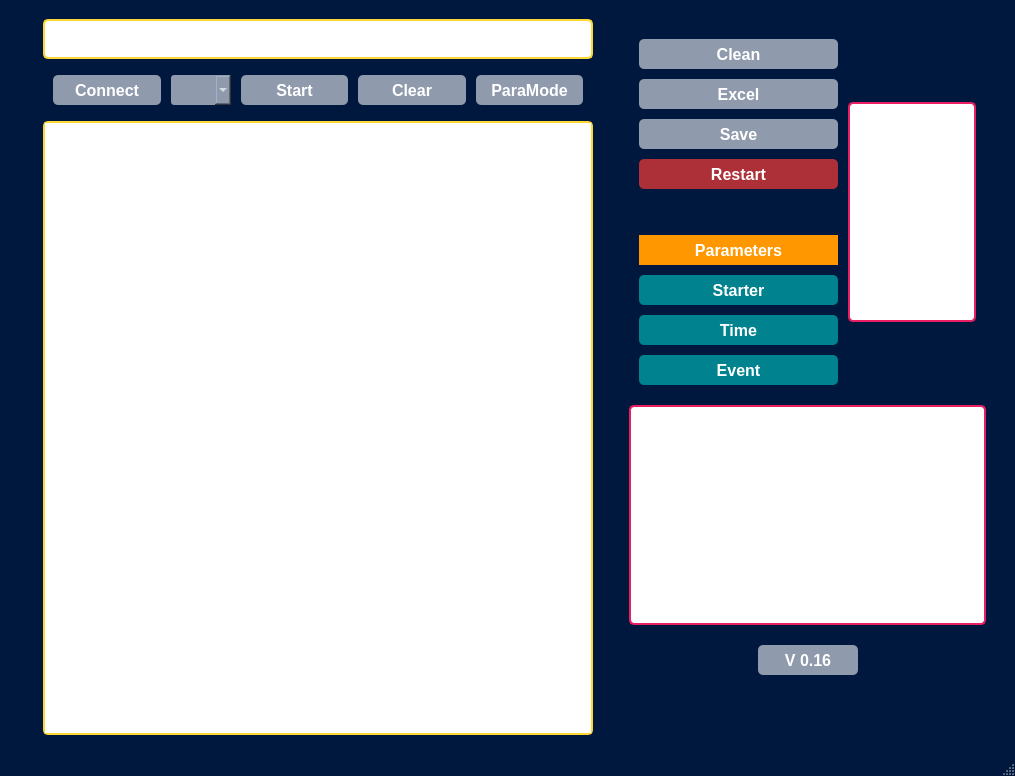
First picture: the form in lunch.ui, repository ahmadasmandar/fis_gui, before the edit.
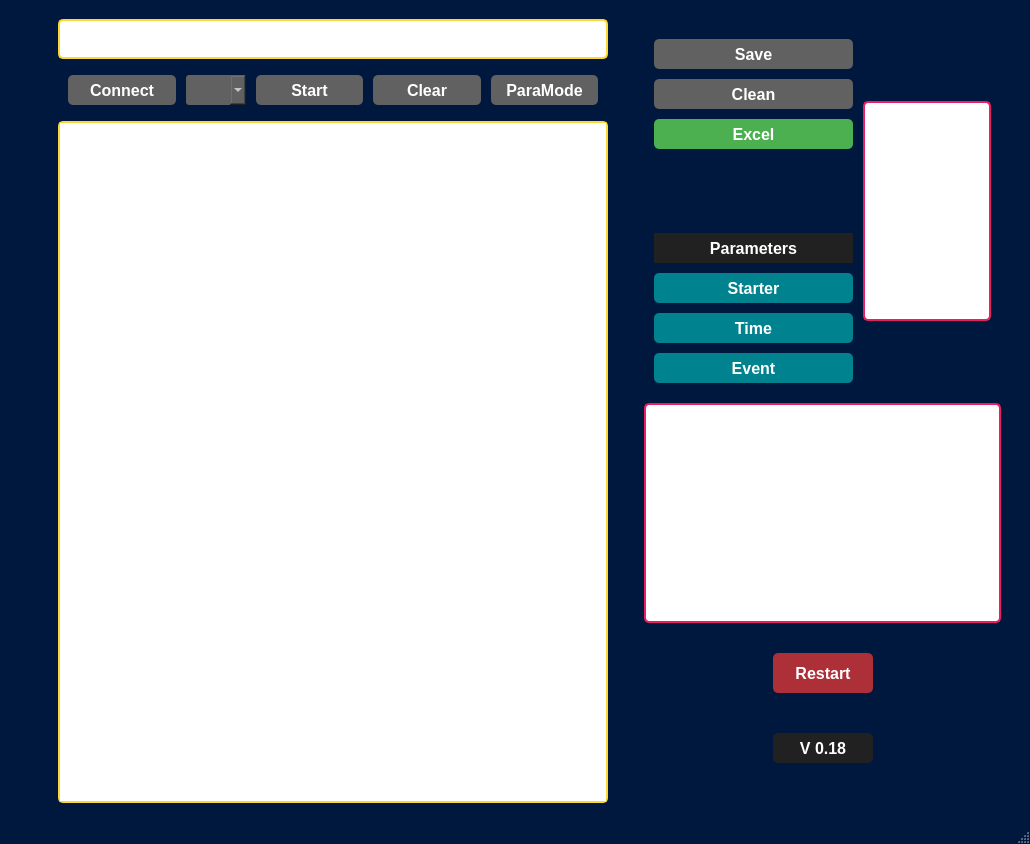
Second picture: the form after the edit. Icons and pictures are not drawn.

Commit message: fix save file, excel optional dirs, update gui

The edit to the form file:
```diff
--- a/lunch.ui
+++ b/lunch.ui
@@ -6,10 +6,16 @@
    <rect>
     <x>0</x>
     <y>0</y>
-    <width>1015</width>
-    <height>776</height>
+    <width>1030</width>
+    <height>844</height>
    </rect>
   </property>
+  <property name="minimumSize">
+   <size>
+    <width>600</width>
+    <height>800</height>
+   </size>
+  </property>
   <property name="windowTitle">
    <string>MainWindow</string>
   </property>
@@ -126,7 +132,7 @@
           <property name="styleSheet">
            <string notr="true">QPushButton{
   border-radius: 5px;
-  background-color: #8f9bad;
+  background-color: #616161;
   color: white;
 }
 </string>
@@ -156,7 +162,7 @@
           <property name="styleSheet">
            <string notr="true">QComboBox{
   border-radius:3px;
-  background-color: #8f9bad; /* Green */
+  background-color: #616161;
   color: white;
 }</string>
           </property>
@@ -187,7 +193,7 @@
           <property name="styleSheet">
            <string notr="true">QPushButton{
   border-radius: 5px;
-  background-color: #8f9bad;
+  background-color: #616161;
   color: white;
 }
 
@@ -224,7 +230,7 @@
           <property name="styleSheet">
            <string notr="true">QPushButton{
   border-radius: 5px;
-  background-color: #8f9bad;
+  background-color: #616161;
   color: white;
 }
 
@@ -260,7 +266,7 @@
           <property name="styleSheet">
            <string notr="true">QPushButton{
   border-radius: 5px;
-  background-color: #8f9bad;
+  background-color:#616161;
   color: white;
 }
 
@@ -354,6 +360,42 @@
           </property>
           <item>
            <layout class="QVBoxLayout" name="verticalLayout_3">
+            <item>
+             <widget class="QPushButton" name="save_file">
+              <property name="minimumSize">
+               <size>
+                <width>199</width>
+                <height>30</height>
+               </size>
+              </property>
+              <property name="maximumSize">
+               <size>
+                <width>150</width>
+                <height>30</height>
+               </size>
+              </property>
+              <property name="font">
+               <font>
+                <pointsize>12</pointsize>
+                <weight>75</weight>
+                <bold>true</bold>
+                <kerning>true</kerning>
+               </font>
+              </property>
+              <property name="styleSheet">
+               <string notr="true">QPushButton{
+  border-radius: 5px;
+  background-color: #616161;
+  color: white;
+}
+
+</string>
+              </property>
+              <property name="text">
+               <string>Save</string>
+              </property>
+             </widget>
+            </item>
             <item>
              <widget class="QPushButton" name="clean_data">
               <property name="minimumSize">
@@ -379,7 +421,7 @@
               <property name="styleSheet">
                <string notr="true">QPushButton{
   border-radius: 5px;
-  background-color: #8f9bad;
+  background-color: #616161;
   color: white;
 }
 
@@ -415,7 +457,7 @@
               <property name="styleSheet">
                <string notr="true">QPushButton{
   border-radius: 5px;
-  background-color: #8f9bad;
+  background-color: #4caf50;
   color: white;
 }
 
@@ -426,42 +468,6 @@
               </property>
              </widget>
             </item>
-            <item>
-             <widget class="QPushButton" name="save_file">
-              <property name="minimumSize">
-               <size>
-                <width>199</width>
-                <height>30</height>
-               </size>
-              </property>
-              <property name="maximumSize">
-               <size>
-                <width>150</width>
-                <height>30</height>
-               </size>
-              </property>
-              <property name="font">
-               <font>
-                <pointsize>12</pointsize>
-                <weight>75</weight>
-                <bold>true</bold>
-                <kerning>true</kerning>
-               </font>
-              </property>
-              <property name="styleSheet">
-               <string notr="true">QPushButton{
-  border-radius: 5px;
-  background-color: #8f9bad;
-  color: white;
-}
-
-</string>
-              </property>
-              <property name="text">
-               <string>Save</string>
-              </property>
-             </widget>
-            </item>
             <item>
              <spacer name="verticalSpacer_4">
               <property name="orientation">
@@ -475,47 +481,13 @@
               </property>
              </spacer>
             </item>
-            <item>
-             <widget class="QPushButton" name="restart_bu">
-              <property name="minimumSize">
-               <size>
-                <width>199</width>
-                <height>30</height>
-               </size>
-              </property>
-              <property name="maximumSize">
-               <size>
-                <width>150</width>
-                <height>30</height>
-               </size>
-              </property>
-              <property name="font">
-               <font>
-                <pointsize>12</pointsize>
-                <weight>75</weight>
-                <bold>true</bold>
-                <kerning>true</kerning>
-               </font>
-              </property>
-              <property name="styleSheet">
-               <string notr="true">QPushButton{
-  border-radius: 5px;
-  background-color: #ad3038;
-  color: white;
-}</string>
-              </property>
-              <property name="text">
-               <string>Restart</string>
-              </property>
-             </widget>
-            </item>
             <item>
              <spacer name="verticalSpacer_3">
               <property name="orientation">
                <enum>Qt::Vertical</enum>
               </property>
               <property name="sizeType">
-               <enum>QSizePolicy::Expanding</enum>
+               <enum>QSizePolicy::Minimum</enum>
               </property>
               <property name="sizeHint" stdset="0">
                <size>
@@ -548,7 +520,7 @@
               </property>
               <property name="styleSheet">
                <string notr="true">QLabel{
-  background-color: #ff9800;
+  background-color: #212121;
   color: white;
 }
 </string>
@@ -731,6 +703,98 @@
           </property>
          </widget>
         </item>
+        <item>
+         <layout class="QVBoxLayout" name="verticalLayout_4">
+          <property name="leftMargin">
+           <number>10</number>
+          </property>
+          <property name="topMargin">
+           <number>10</number>
+          </property>
+          <property name="rightMargin">
+           <number>10</number>
+          </property>
+          <property name="bottomMargin">
+           <number>10</number>
+          </property>
+          <item>
+           <layout class="QHBoxLayout" name="horizontalLayout_6">
+            <property name="leftMargin">
+             <number>10</number>
+            </property>
+            <property name="topMargin">
+             <number>10</number>
+            </property>
+            <property name="rightMargin">
+             <number>10</number>
+            </property>
+            <property name="bottomMargin">
+             <number>10</number>
+            </property>
+            <item>
+             <spacer name="horizontalSpacer_6">
+              <property name="orientation">
+               <enum>Qt::Horizontal</enum>
+              </property>
+              <property name="sizeHint" stdset="0">
+               <size>
+                <width>40</width>
+                <height>20</height>
+               </size>
+              </property>
+             </spacer>
+            </item>
+            <item>
+             <widget class="QPushButton" name="restart_bu">
+              <property name="minimumSize">
+               <size>
+                <width>100</width>
+                <height>40</height>
+               </size>
+              </property>
+              <property name="maximumSize">
+               <size>
+                <width>100</width>
+                <height>40</height>
+               </size>
+              </property>
+              <property name="font">
+               <font>
+                <pointsize>12</pointsize>
+                <weight>75</weight>
+                <bold>true</bold>
+                <kerning>true</kerning>
+               </font>
+              </property>
+              <property name="styleSheet">
+               <string notr="true">QPushButton{
+  border-radius: 5px;
+  background-color: #ad3038;
+  color: white;
+}</string>
+              </property>
+              <property name="text">
+               <string>Restart</string>
+              </property>
+             </widget>
+            </item>
+            <item>
+             <spacer name="horizontalSpacer_7">
+              <property name="orientation">
+               <enum>Qt::Horizontal</enum>
+              </property>
+              <property name="sizeHint" stdset="0">
+               <size>
+                <width>40</width>
+                <height>20</height>
+               </size>
+              </property>
+             </spacer>
+            </item>
+           </layout>
+          </item>
+         </layout>
+        </item>
         <item>
          <spacer name="verticalSpacer">
           <property name="orientation">
@@ -795,13 +859,13 @@
             <property name="styleSheet">
              <string notr="true">QLabel{
   border-radius: 5px;
-  background-color: #8f9bad;
+  background-color:#212121;
   color: white;
 }
 </string>
             </property>
             <property name="text">
-             <string>V 0.16</string>
+             <string>V 0.18</string>
             </property>
             <property name="alignment">
              <set>Qt::AlignCenter</set>
@@ -834,7 +898,7 @@
           <property name="sizeHint" stdset="0">
            <size>
             <width>20</width>
-            <height>40</height>
+            <height>20</height>
            </size>
           </property>
          </spacer>
```
Left out of the diff: 1 changed line with no effect on the pictures. The commit also changes 3 other files.
